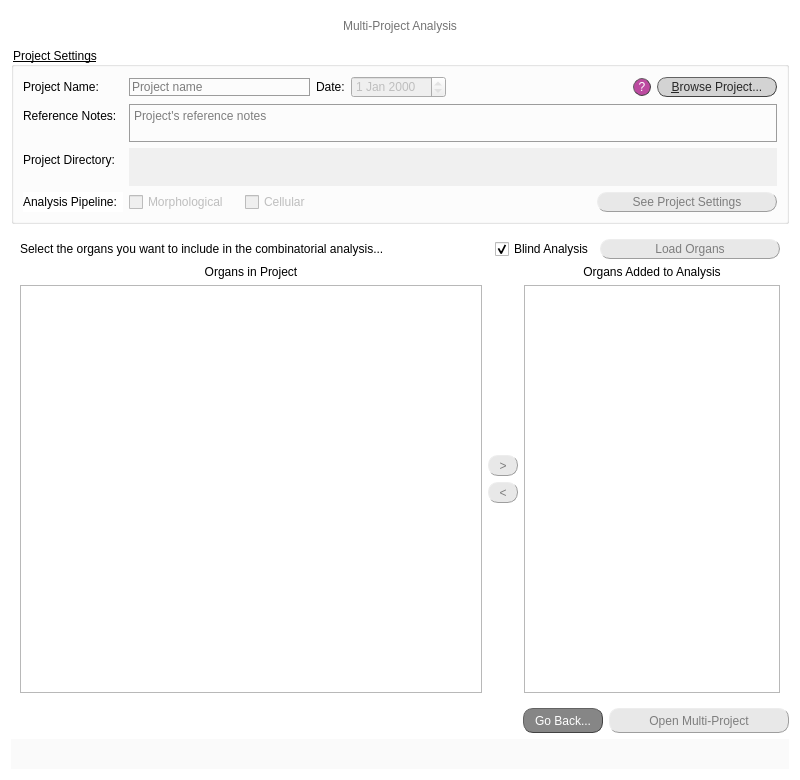
First picture: the form in src/gui/ui/multi_proj_analysis_screen.ui, repository jsanchez679/morphoHeart, before the edit.
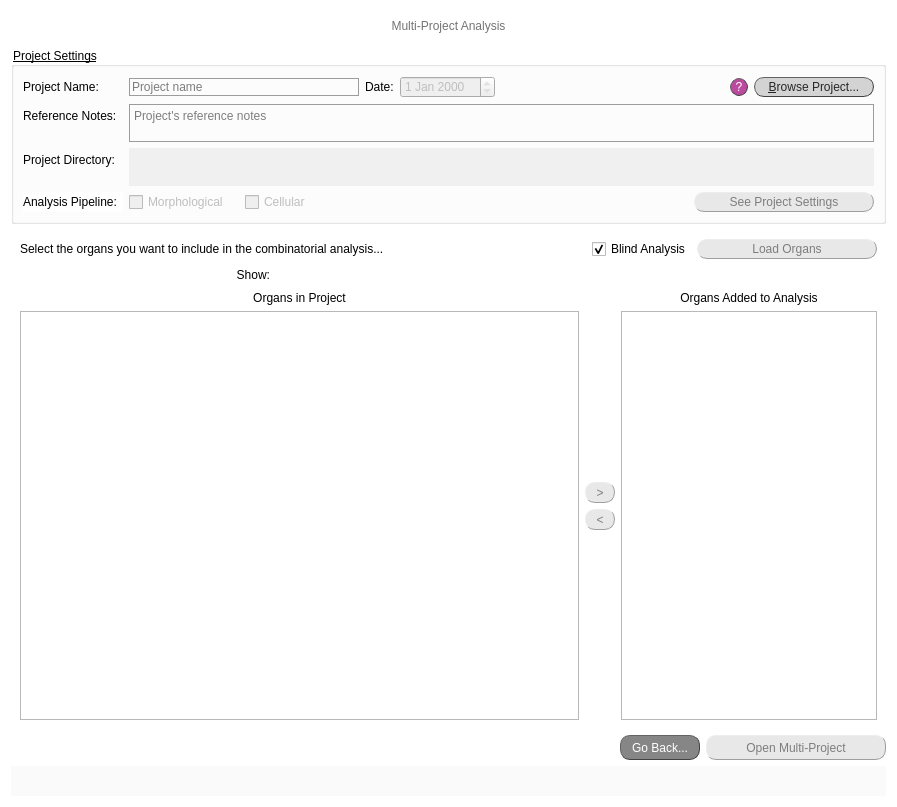
Second picture: the form after the edit.

Commit message: Coded plot in multi_organ analysis and multi_proj analysis win (cont)

```diff
--- a/src/gui/ui/multi_proj_analysis_screen.ui
+++ b/src/gui/ui/multi_proj_analysis_screen.ui
@@ -6,8 +6,8 @@
    <rect>
     <x>0</x>
     <y>0</y>
-    <width>800</width>
-    <height>780</height>
+    <width>897</width>
+    <height>807</height>
    </rect>
   </property>
   <property name="windowTitle">
@@ -670,6 +670,76 @@
         </item>
        </layout>
       </item>
+      <item>
+       <layout class="QHBoxLayout" name="horizontalLayout_4">
+        <item>
+         <layout class="QHBoxLayout" name="hlayout_filter_comb">
+          <item>
+           <widget class="QLabel" name="label_sCut2_Cut2_segm1_sect1_3">
+            <property name="sizePolicy">
+             <sizepolicy hsizetype="Fixed" vsizetype="Preferred">
+              <horstretch>0</horstretch>
+              <verstretch>0</verstretch>
+             </sizepolicy>
+            </property>
+            <property name="minimumSize">
+             <size>
+              <width>100</width>
+              <height>20</height>
+             </size>
+            </property>
+            <property name="maximumSize">
+             <size>
+              <width>16777215</width>
+              <height>20</height>
+             </size>
+            </property>
+            <property name="styleSheet">
+             <string notr="true">font: 25 10pt &quot;Calibri Light&quot;;</string>
+            </property>
+            <property name="text">
+             <string>Show:</string>
+            </property>
+            <property name="alignment">
+             <set>Qt::AlignRight|Qt::AlignTrailing|Qt::AlignVCenter</set>
+            </property>
+           </widget>
+          </item>
+         </layout>
+        </item>
+        <item>
+         <widget class="QLabel" name="label_sCut2_Cut2_segm1_sect1_4">
+          <property name="sizePolicy">
+           <sizepolicy hsizetype="Fixed" vsizetype="Preferred">
+            <horstretch>0</horstretch>
+            <verstretch>0</verstretch>
+           </sizepolicy>
+          </property>
+          <property name="minimumSize">
+           <size>
+            <width>300</width>
+            <height>20</height>
+           </size>
+          </property>
+          <property name="maximumSize">
+           <size>
+            <width>16777215</width>
+            <height>20</height>
+           </size>
+          </property>
+          <property name="styleSheet">
+           <string notr="true">font: 25 10pt &quot;Calibri Light&quot;;</string>
+          </property>
+          <property name="text">
+           <string/>
+          </property>
+          <property name="alignment">
+           <set>Qt::AlignRight|Qt::AlignTrailing|Qt::AlignVCenter</set>
+          </property>
+         </widget>
+        </item>
+       </layout>
+      </item>
       <item>
        <layout class="QHBoxLayout" name="horizontalLayout_6">
         <item>
```
The commit also changes 11 other files.
